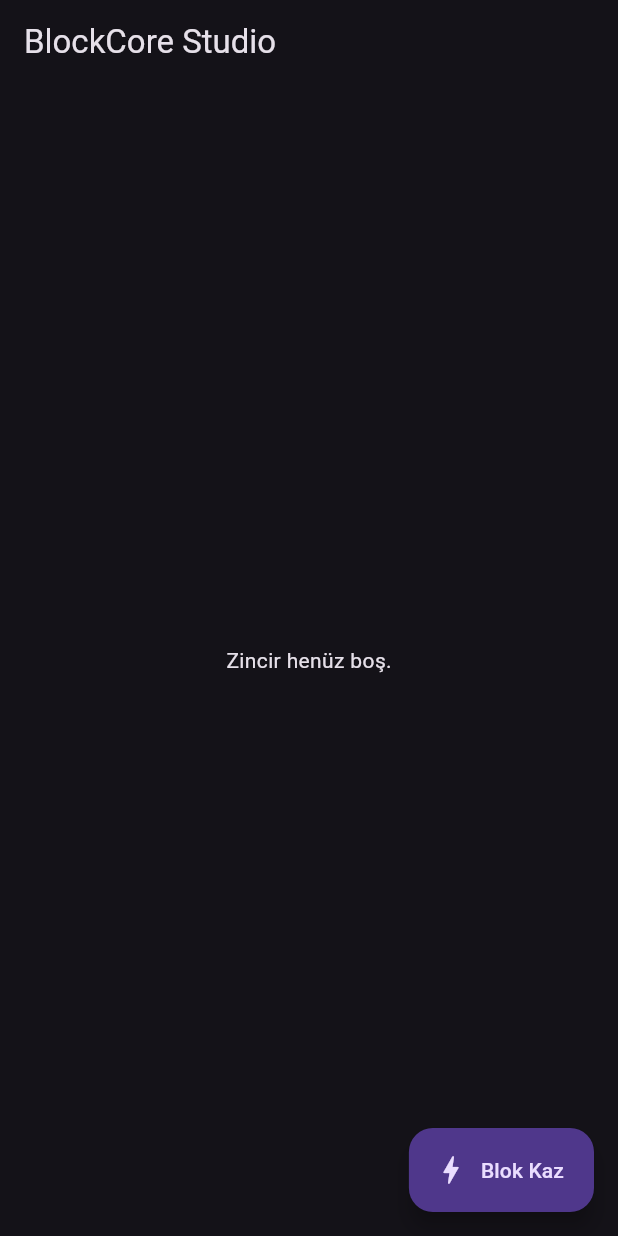
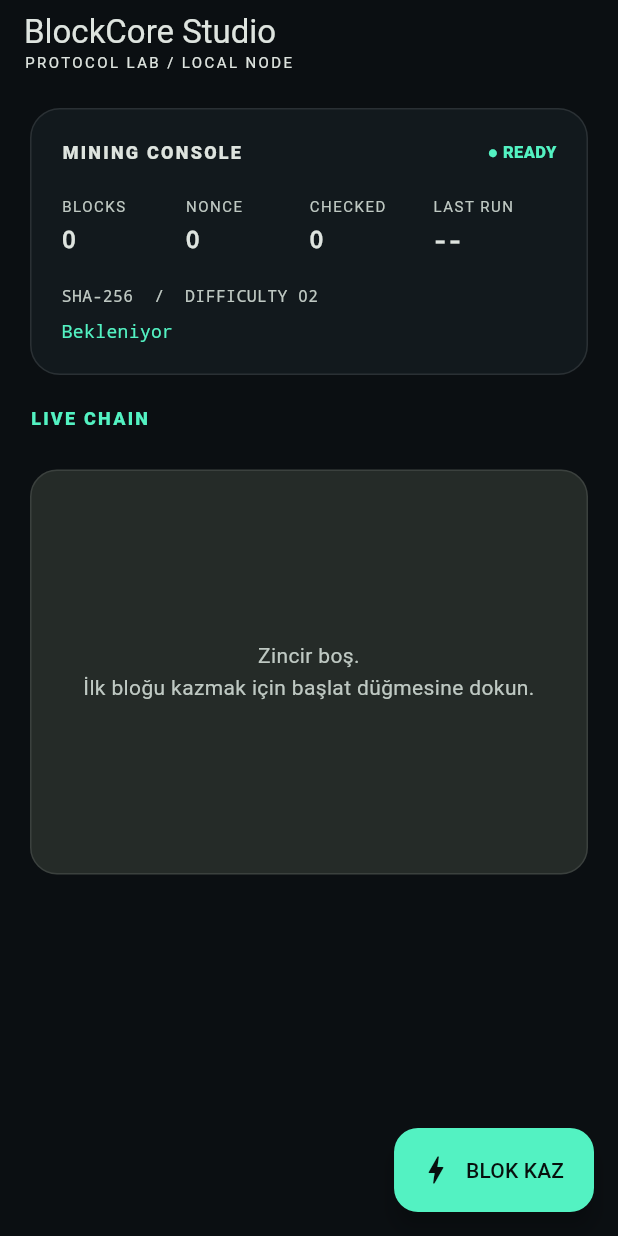
Before and after one commit to meryemgcl/BlockCore-Studio-The-Living-Protocol, a Flutter app: the screen it shows after launch, on a phone screen of 412 x 824 dp. Run offline on Flutter 3.47's test engine with Material 3 defaults, Android fonts, the phone set to English and light mode, and no system bars; our stand-ins replace flutter_bloc.

Commit message:
Build interactive blockchain studio dashboard
Co-authored-by: Copilot <223556219+Copilot@users.noreply.github.com>

```diff
--- a/flutter_app/lib/domain/entities/block.dart
+++ b/flutter_app/lib/domain/entities/block.dart
@@ -12,4 +12,10 @@ class Block {
   final String previousHash;
   final int nonce;
   final int difficulty;
+
+  String get shortHash => hash.length > 12 ? '${hash.substring(0, 12)}…' : hash;
+
+  String get shortPreviousHash => previousHash.length > 12
+      ? '${previousHash.substring(0, 12)}…'
+      : previousHash;
 }
--- a/flutter_app/lib/main.dart
+++ b/flutter_app/lib/main.dart
@@ -2,6 +2,7 @@ import 'package:flutter/material.dart';
 import 'package:flutter_bloc/flutter_bloc.dart';
 
 import 'presentation/bloc/chain_cubit.dart';
+import 'presentation/widgets/chain_canvas_view.dart';
 
 void main() {
   runApp(
@@ -19,7 +20,19 @@ class BlockCoreApp extends StatelessWidget {
   Widget build(BuildContext context) {
     return MaterialApp(
       title: 'BlockCore Studio',
-      theme: ThemeData.dark(useMaterial3: true),
+      theme: ThemeData(
+        brightness: Brightness.dark,
+        useMaterial3: true,
+        scaffoldBackgroundColor: const Color(0xFF0B0F12),
+        colorScheme: ColorScheme.fromSeed(
+          seedColor: const Color(0xFF53F2C2),
+          brightness: Brightness.dark,
+        ),
+        appBarTheme: const AppBarTheme(
+          backgroundColor: Color(0xFF0B0F12),
+          surfaceTintColor: Colors.transparent,
+        ),
+      ),
       home: const ChainExplorerPage(),
     );
   }
@@ -30,34 +43,172 @@ class ChainExplorerPage extends StatelessWidget {
 
   @override
   Widget build(BuildContext context) {
+    final state = context.watch<ChainCubit>().state;
     return Scaffold(
-      appBar: AppBar(title: const Text('BlockCore Studio')),
-      body: BlocBuilder<ChainCubit, ChainState>(
-        builder: (context, state) {
-          if (state.blocks.isEmpty) {
-            return const Center(child: Text('Zincir henüz boş.'));
-          }
-          return ListView.separated(
-            padding: const EdgeInsets.all(16),
-            itemCount: state.blocks.length,
-            separatorBuilder: (_, __) => const SizedBox(height: 12),
-            itemBuilder: (_, index) {
-              final block = state.blocks[index];
-              return Card(
-                child: ListTile(
-                  title: Text('Blok #${block.index}'),
-                  subtitle: Text('Hash: ${block.hash}\nNonce: ${block.nonce}'),
-                ),
-              );
-            },
-          );
-        },
+      appBar: AppBar(
+        title: const Column(
+          crossAxisAlignment: CrossAxisAlignment.start,
+          children: [
+            Text('BlockCore Studio'),
+            Text(
+              'PROTOCOL LAB / LOCAL NODE',
+              style: TextStyle(fontSize: 10, letterSpacing: 1.6),
+            ),
+          ],
+        ),
+      ),
+      body: ListView(
+        padding: const EdgeInsets.only(bottom: 120),
+        children: [
+          _MiningPanel(state: state),
+          const SizedBox(height: 20),
+          const Padding(
+            padding: EdgeInsets.symmetric(horizontal: 20),
+            child: Text(
+              'LIVE CHAIN',
+              style: TextStyle(
+                color: Color(0xFF53F2C2),
+                fontSize: 12,
+                fontWeight: FontWeight.w800,
+                letterSpacing: 1.5,
+              ),
+            ),
+          ),
+          const SizedBox(height: 8),
+          ChainCanvasView(blocks: state.blocks),
+        ],
       ),
       floatingActionButton: FloatingActionButton.extended(
-        onPressed: context.read<ChainCubit>().addDemoBlock,
-        icon: const Icon(Icons.bolt),
-        label: const Text('Blok Kaz'),
+        onPressed: state.isMining
+            ? null
+            : () => context.read<ChainCubit>().addDemoBlock(difficulty: 2),
+        backgroundColor: const Color(0xFF53F2C2),
+        foregroundColor: const Color(0xFF07100D),
+        icon: state.isMining
+            ? const SizedBox(
+                width: 18,
+                height: 18,
+                child: CircularProgressIndicator(strokeWidth: 2),
+              )
+            : const Icon(Icons.bolt),
+        label: Text(state.isMining ? 'MADENCİLİK SÜRÜYOR' : 'BLOK KAZ'),
       ),
     );
   }
 }
+
+class _MiningPanel extends StatelessWidget {
+  const _MiningPanel({required this.state});
+
+  final ChainState state;
+
+  @override
+  Widget build(BuildContext context) {
+    final hash = state.miningHash.isEmpty ? 'Bekleniyor' : state.miningHash;
+    return Container(
+      margin: const EdgeInsets.fromLTRB(20, 16, 20, 0),
+      padding: const EdgeInsets.all(20),
+      decoration: BoxDecoration(
+        color: const Color(0xFF12191D),
+        borderRadius: BorderRadius.circular(20),
+        border: Border.all(color: Colors.white10),
+      ),
+      child: Column(
+        crossAxisAlignment: CrossAxisAlignment.start,
+        children: [
+          Row(
+            mainAxisAlignment: MainAxisAlignment.spaceBetween,
+            children: [
+              const Text(
+                'MINING CONSOLE',
+                style: TextStyle(
+                  fontSize: 12,
+                  fontWeight: FontWeight.w800,
+                  letterSpacing: 1.5,
+                ),
+              ),
+              Text(
+                state.isMining ? '● ACTIVE' : '● READY',
+                style: TextStyle(
+                  color: state.isMining
+                      ? const Color(0xFFFFC857)
+                      : const Color(0xFF53F2C2),
+                  fontSize: 11,
+                  fontWeight: FontWeight.w800,
+                ),
+              ),
+            ],
+          ),
+          const SizedBox(height: 20),
+          Row(
+            children: [
+              _Metric(label: 'BLOCKS', value: '${state.blocks.length}'),
+              _Metric(label: 'NONCE', value: '${state.miningNonce}'),
+              _Metric(label: 'CHECKED', value: '${state.hashesChecked}'),
+              _Metric(
+                label: 'LAST RUN',
+                value: state.lastDuration == Duration.zero
+                    ? '--'
+                    : '${state.lastDuration.inMilliseconds}ms',
+              ),
+            ],
+          ),
+          const SizedBox(height: 18),
+          Text(
+            'SHA-256  /  DIFFICULTY 02',
+            style: TextStyle(
+              color: Theme.of(context).colorScheme.onSurfaceVariant,
+              fontFamily: 'monospace',
+              fontSize: 11,
+            ),
+          ),
+          const SizedBox(height: 7),
+          Text(
+            hash,
+            overflow: TextOverflow.ellipsis,
+            style: const TextStyle(
+              color: Color(0xFF53F2C2),
+              fontFamily: 'monospace',
+              fontSize: 12,
+            ),
+          ),
+        ],
+      ),
+    );
+  }
+}
+
+class _Metric extends StatelessWidget {
+  const _Metric({required this.label, required this.value});
+
+  final String label;
+  final String value;
+
+  @override
+  Widget build(BuildContext context) {
+    return Expanded(
+      child: Column(
+        crossAxisAlignment: CrossAxisAlignment.start,
+        children: [
+          Text(
+            label,
+            style: TextStyle(
+              color: Theme.of(context).colorScheme.onSurfaceVariant,
+              fontSize: 10,
+              letterSpacing: 1,
+            ),
+          ),
+          const SizedBox(height: 4),
+          Text(
+            value,
+            style: const TextStyle(
+              fontFamily: 'monospace',
+              fontSize: 16,
+              fontWeight: FontWeight.w700,
+            ),
+          ),
+        ],
+      ),
+    );
+  }
+}
--- a/flutter_app/lib/presentation/bloc/chain_cubit.dart
+++ b/flutter_app/lib/presentation/bloc/chain_cubit.dart
@@ -1,32 +1,112 @@
 import 'package:flutter_bloc/flutter_bloc.dart';
+import 'package:crypto/crypto.dart';
+import 'dart:convert';
 
 import '../../domain/entities/block.dart';
 
 class ChainState {
-  const ChainState({this.blocks = const []});
+  const ChainState({
+    this.blocks = const [],
+    this.isMining = false,
+    this.miningNonce = 0,
+    this.miningHash = '',
+    this.hashesChecked = 0,
+    this.lastDuration = Duration.zero,
+  });
 
   final List<Block> blocks;
+  final bool isMining;
+  final int miningNonce;
+  final String miningHash;
+  final int hashesChecked;
+  final Duration lastDuration;
+
+  ChainState copyWith({
+    List<Block>? blocks,
+    bool? isMining,
+    int? miningNonce,
+    String? miningHash,
+    int? hashesChecked,
+    Duration? lastDuration,
+  }) {
+    return ChainState(
+      blocks: blocks ?? this.blocks,
+      isMining: isMining ?? this.isMining,
+      miningNonce: miningNonce ?? this.miningNonce,
+      miningHash: miningHash ?? this.miningHash,
+      hashesChecked: hashesChecked ?? this.hashesChecked,
+      lastDuration: lastDuration ?? this.lastDuration,
+    );
+  }
 }
 
 class ChainCubit extends Cubit<ChainState> {
   ChainCubit() : super(const ChainState());
 
-  void addDemoBlock() {
+  Future<void> addDemoBlock({int difficulty = 2}) async {
+    if (state.isMining) return;
+
     final previous = state.blocks.isEmpty ? '0' * 64 : state.blocks.last.hash;
     final index = state.blocks.length;
+    final startedAt = DateTime.now();
+    var nonce = 0;
+    var hashesChecked = 0;
+    var hash = '';
+    final target = '0' * difficulty;
+
     emit(
-      ChainState(
-        blocks: [
-          ...state.blocks,
-          Block(
-            index: index,
-            hash: 'demo-${index.toString().padLeft(2, '0')}',
-            previousHash: previous,
-            nonce: 0,
-            difficulty: 1,
+      state.copyWith(
+        isMining: true,
+        miningNonce: 0,
+        miningHash: '',
+        hashesChecked: 0,
+        lastDuration: Duration.zero,
+      ),
+    );
+
+    do {
+      hash = _hashBlock(index, previous, nonce, difficulty);
+      hashesChecked++;
+      nonce++;
+
+      if (hashesChecked % 128 == 0) {
+        emit(
+          state.copyWith(
+            miningNonce: nonce,
+            miningHash: hash,
+            hashesChecked: hashesChecked,
           ),
-        ],
+        );
+        await Future<void>.delayed(Duration.zero);
+      }
+    } while (!hash.startsWith(target));
+
+    final block = Block(
+      index: index,
+      hash: hash,
+      previousHash: previous,
+      nonce: nonce - 1,
+      difficulty: difficulty,
+    );
+    emit(
+      state.copyWith(
+        blocks: [...state.blocks, block],
+        isMining: false,
+        miningNonce: block.nonce,
+        miningHash: block.hash,
+        hashesChecked: hashesChecked,
+        lastDuration: DateTime.now().difference(startedAt),
       ),
     );
   }
+
+  String _hashBlock(
+    int index,
+    String previousHash,
+    int nonce,
+    int difficulty,
+  ) {
+    final payload = '$index:$previousHash:$nonce:$difficulty';
+    return sha256.convert(utf8.encode(payload)).toString();
+  }
 }
--- a/flutter_app/pubspec.yaml
+++ b/flutter_app/pubspec.yaml
@@ -10,6 +10,7 @@ dependencies:
   flutter:
     sdk: flutter
   cupertino_icons: ^1.0.8
+  crypto: ^3.0.6
   flutter_bloc: ^8.1.6
 
 dev_dependencies:
```
Also changed, not shown: flutter_app/lib/presentation/widgets/chain_canvas_view.dart (added, +254 -0 lines).
